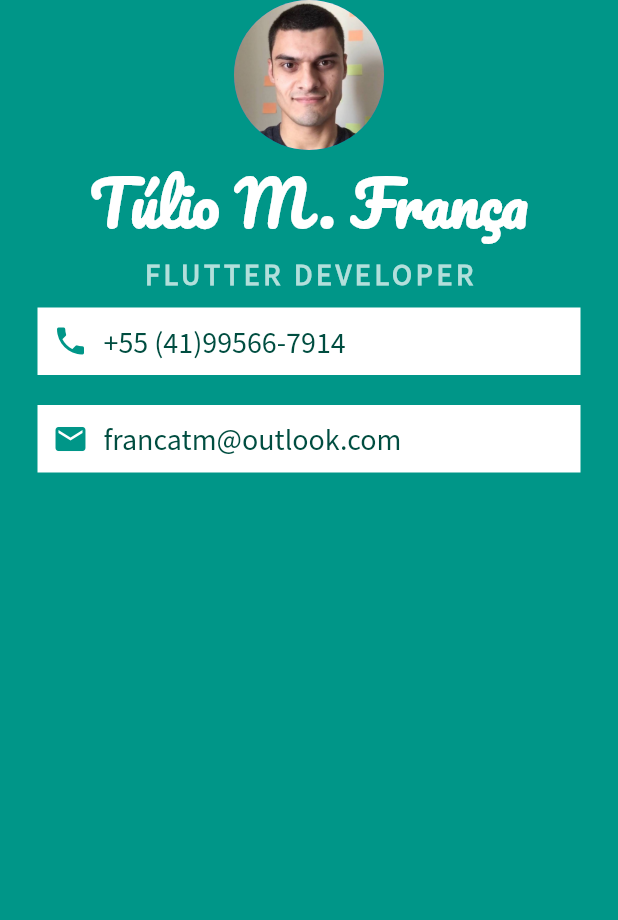
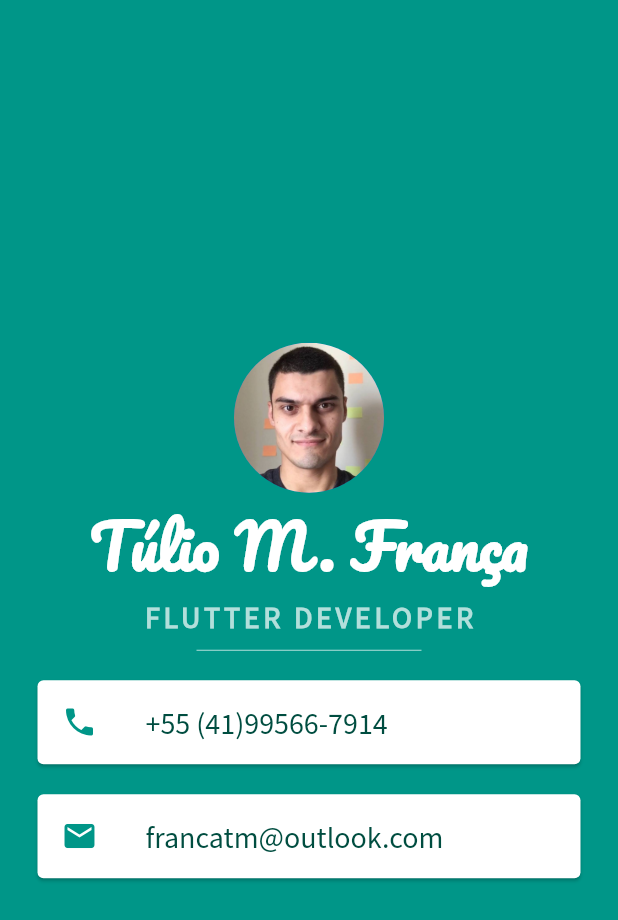
Before and after one commit to FrancaTM/mi-card-app, a Flutter app: the screen it shows after launch, on a phone screen of 412 x 824 dp. Shown: the top 920 px of the screen. Run offline on Flutter 3.47's test engine with Material 2 defaults, Android fonts, the light colour scheme and no system bars.

Commit message:
Change layout to use card and list tile

```diff
--- a/lib/main.dart
+++ b/lib/main.dart
@@ -10,6 +10,8 @@ class MyApp extends StatelessWidget {
   final String circleAvatarImg = 'images/tulio.jpg';
   final String fontFamilyPacifico = 'Pacifico';
   final String fontFamilySourceSansPro = 'Source Sans Pro';
+  final String phoneNumber = '+55 (41)99566-7914';
+  final String emailAddress = 'francatm@outlook.com';
 
   @override
   Widget build(BuildContext context) {
@@ -18,6 +20,7 @@ class MyApp extends StatelessWidget {
         backgroundColor: Colors.teal,
         body: SafeArea(
           child: Column(
+            mainAxisAlignment: MainAxisAlignment.center,
             children: <Widget>[
               CircleAvatar(
                 radius: 50.0,
@@ -42,58 +45,52 @@ class MyApp extends StatelessWidget {
                   fontWeight: FontWeight.bold,
                 ),
               ),
-              Container(
-                padding: EdgeInsets.all(10.0),
+              SizedBox(
+                height: 20.0,
+                width: 150.0,
+                child: Divider(
+                  height: 1.0,
+                  color: Colors.teal.shade100,
+                ),
+              ),
+              Card(
                 margin: EdgeInsets.symmetric(
                   vertical: 10.0,
                   horizontal: 25.0,
                 ),
-                color: Colors.white,
-                child: Row(
-                  children: <Widget>[
-                    Icon(
-                      Icons.phone,
-                      color: Colors.teal,
+                child: ListTile(
+                  leading: Icon(
+                    Icons.phone,
+                    color: Colors.teal,
+                  ),
+                  title: Text(
+                    phoneNumber,
+                    style: TextStyle(
+                      color: Colors.teal.shade900,
+                      fontFamily: fontFamilySourceSansPro,
+                      fontSize: 20.0,
                     ),
-                    SizedBox(
-                      width: 10.0,
-                    ),
-                    Text(
-                      '+55 (41)99566-7914',
-                      style: TextStyle(
-                        color: Colors.teal.shade900,
-                        fontFamily: 'Source Sans Pro',
-                        fontSize: 20.0,
-                      ),
-                    ),
-                  ],
+                  ),
                 ),
               ),
-              Container(
-                padding: EdgeInsets.all(10.0),
+              Card(
                 margin: EdgeInsets.symmetric(
                   vertical: 10.0,
                   horizontal: 25.0,
                 ),
-                color: Colors.white,
-                child: Row(
-                  children: <Widget>[
-                    Icon(
-                      Icons.email,
-                      color: Colors.teal,
+                child: ListTile(
+                  leading: Icon(
+                    Icons.email,
+                    color: Colors.teal,
+                  ),
+                  title: Text(
+                    emailAddress,
+                    style: TextStyle(
+                      color: Colors.teal.shade900,
+                      fontFamily: fontFamilySourceSansPro,
+                      fontSize: 20.0,
                     ),
-                    SizedBox(
-                      width: 10.0,
-                    ),
-                    Text(
-                      'francatm@outlook.com',
-                      style: TextStyle(
-                        color: Colors.teal.shade900,
-                        fontFamily: fontFamilySourceSansPro,
-                        fontSize: 20.0,
-                      ),
-                    ),
-                  ],
+                  ),
                 ),
               ),
             ],
```
